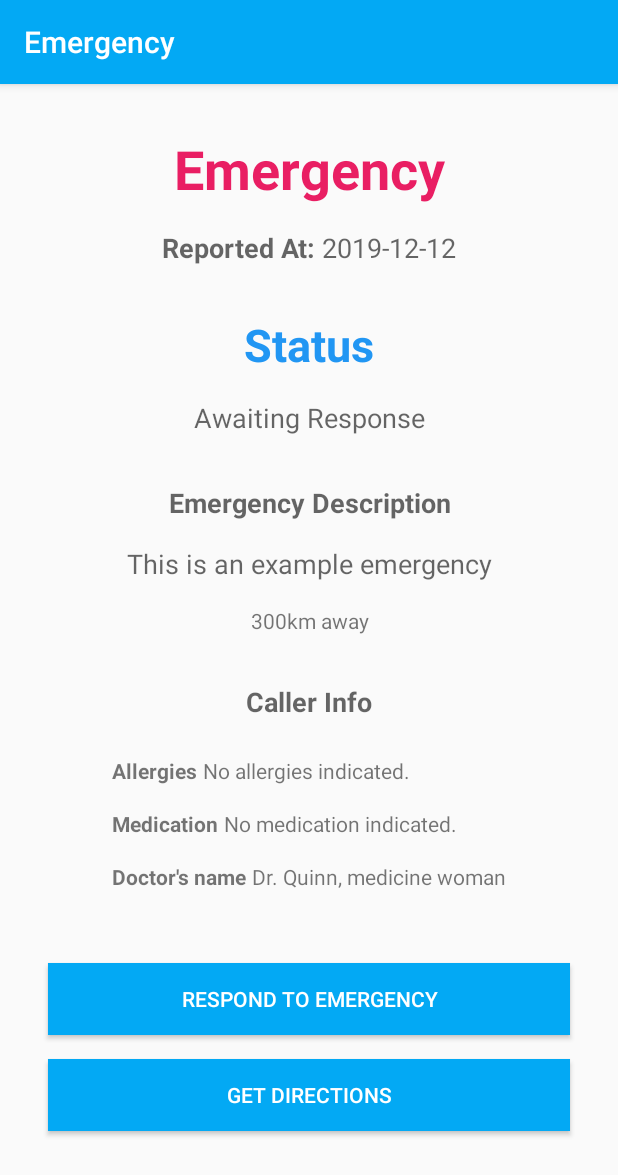
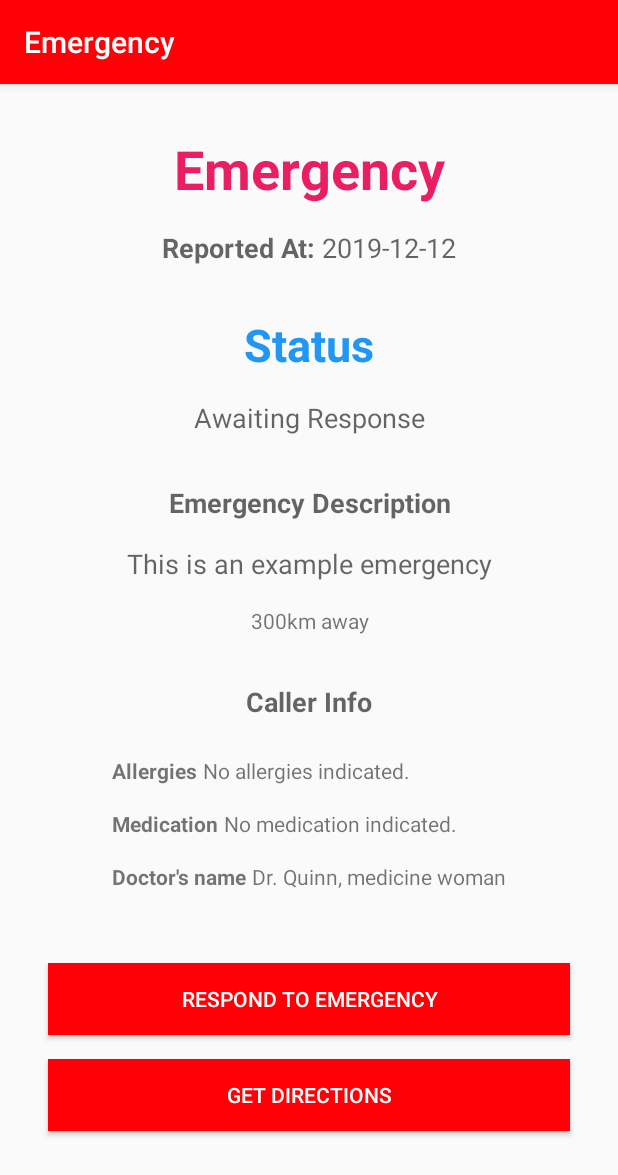
Before and after one commit to ADW784/EMRRespondant, an Android app: the EmergencyActivity screen opened directly, with no data from a screen before it, on a phone screen of 412 x 824 dp. Shown: the top 1175 px of the screen. Run offline under Robolectric (Android 15) with nearby library versions, the phone set to English and light mode, and no system bars; our stand-ins replace Firebase (no records; nobody signed in at launch, a user with empty details on screens opened directly).

Commit message:
Changed app colors.

```diff
--- a/app/src/main/res/values/colors.xml
+++ b/app/src/main/res/values/colors.xml
@@ -7,9 +7,9 @@
     <color name="colorWhite">#FFFFFF</color>
 
     <!-- THEME COLORS -->
-    <color name="colorPrimary">#03A9F4</color>
-    <color name="colorPrimaryDark">#0288D1</color>
-    <color name="colorPrimaryLight">#B3E5FC</color>
+    <color name="colorPrimary">#FF0007</color>
+    <color name="colorPrimaryDark">#D10202</color>
+    <color name="colorPrimaryLight">#FCB3B3</color>
     <color name="colorAccent">#FF5252</color>
     <color name="colorPrimaryText">#212121</color>
     <color name="colorSecondaryText">#801b20</color>
```
